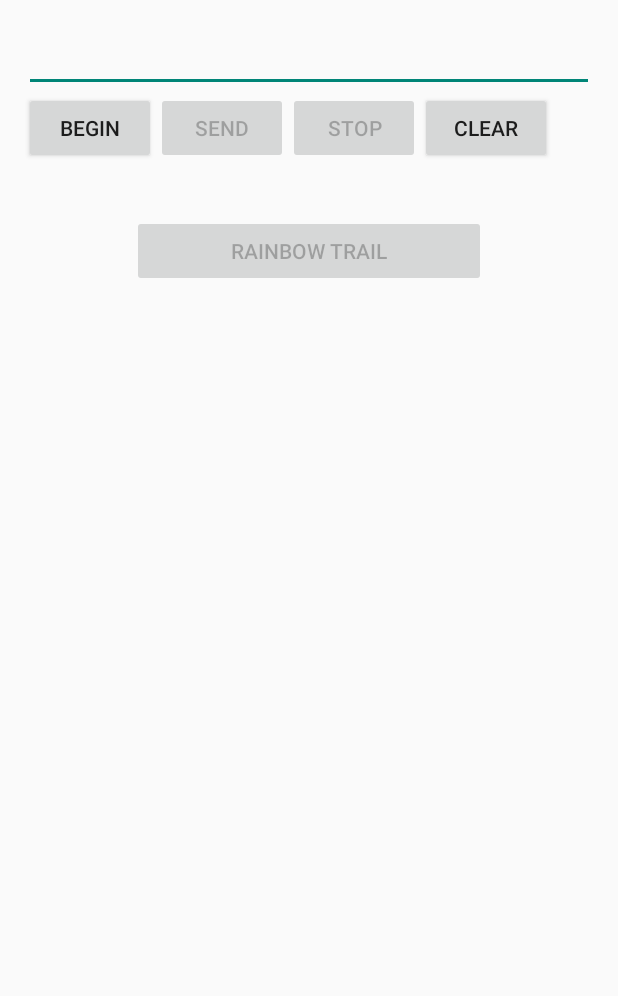
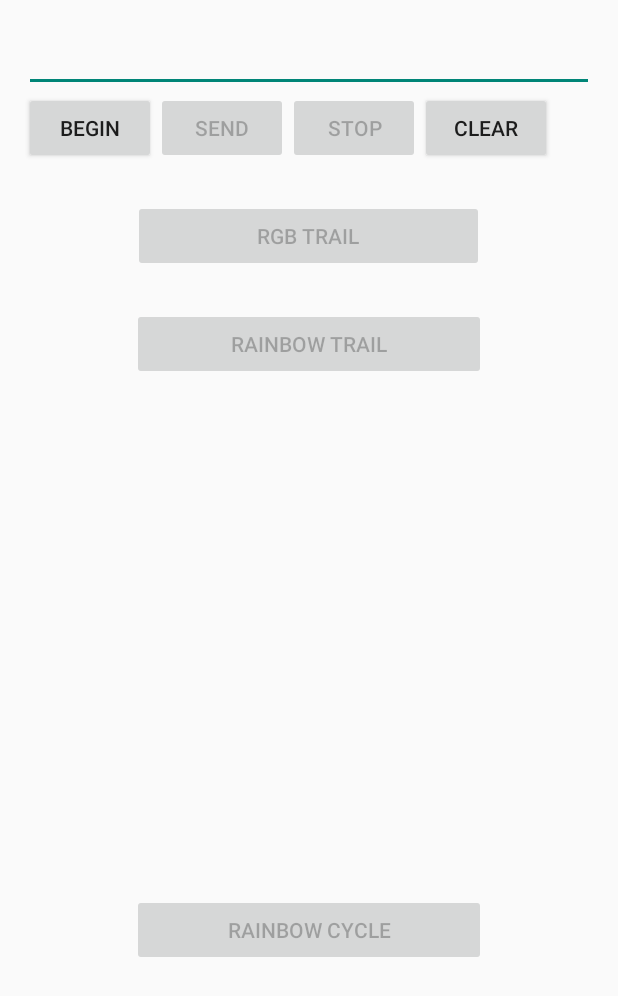
Before and after one commit to chugrye/led-totem, an Android app: the screen it shows after launch (MainActivity), on a phone screen of 412 x 824 dp. Shown: the top 996 px of the screen. Run offline under Robolectric (Android 15) with nearby library versions, the phone set to English and light mode, and no system bars.

Commit message:
Updated Android app to send animations. Added SerialUsbAnimation.ino to work with Android app

```diff
--- a/Android/TotemLed/app/src/main/res/layout/activity_main.xml
+++ b/Android/TotemLed/app/src/main/res/layout/activity_main.xml
@@ -1,6 +1,8 @@
 <RelativeLayout xmlns:android="http://schemas.android.com/apk/res/android"
-    xmlns:tools="http://schemas.android.com/tools" android:layout_width="match_parent"
-    android:layout_height="match_parent" android:paddingLeft="@dimen/activity_horizontal_margin"
+    xmlns:tools="http://schemas.android.com/tools"
+    android:layout_width="match_parent"
+    android:layout_height="match_parent"
+    android:paddingLeft="@dimen/activity_horizontal_margin"
     android:paddingRight="@dimen/activity_horizontal_margin"
     android:paddingTop="@dimen/activity_vertical_margin"
     android:paddingBottom="@dimen/activity_vertical_margin" tools:context=".MainActivity">
@@ -38,14 +40,14 @@
     <TextView
         android:id="@+id/textView"
         android:layout_width="wrap_content"
-        android:layout_height="271dp"
+        android:layout_height="134dp"
         android:layout_alignEnd="@+id/editText"
         android:layout_alignParentBottom="true"
         android:layout_alignParentLeft="true"
         android:layout_alignParentStart="true"
         android:layout_alignRight="@+id/editText"
         android:layout_below="@+id/buttonSend"
-        android:layout_marginTop="115dp"
+        android:layout_marginTop="252dp"
         android:scrollbars="vertical" />
 
     <Button
@@ -74,7 +76,27 @@
         android:layout_height="wrap_content"
         android:layout_alignParentTop="true"
         android:layout_centerHorizontal="true"
-        android:layout_marginTop="127dp"
+        android:layout_marginTop="189dp"
         android:onClick="onClickRainbowTrail"
         android:text="@string/button_rainbow_trail" />
+
+    <Button
+        android:id="@+id/rgbTrailButton"
+        android:layout_width="234dp"
+        android:layout_height="wrap_content"
+        android:layout_alignParentTop="true"
+        android:layout_centerHorizontal="true"
+        android:layout_marginTop="117dp"
+        android:onClick="onClickRgbTrail"
+        android:text="@string/button_rgb_trail" />
+
+    <Button
+        android:id="@+id/rainbowCycleButton"
+        android:layout_width="236dp"
+        android:layout_height="wrap_content"
+        android:layout_alignParentBottom="true"
+        android:layout_centerHorizontal="true"
+        android:layout_marginBottom="164dp"
+        android:onClick="onClickRainbowTrailCycle"
+        android:text="@string/button_rainbow_cycle" />
 </RelativeLayout>
--- a/Android/TotemLed/app/src/main/res/values/strings.xml
+++ b/Android/TotemLed/app/src/main/res/values/strings.xml
@@ -3,5 +3,7 @@
 
     <string name="hello_world">Hello world!</string>
     <string name="action_settings">Settings</string>
+    <string name="button_rgb_trail">RGB Trail</string>
     <string name="button_rainbow_trail">Rainbow Trail</string>
+    <string name="button_rainbow_cycle">Rainbow Cycle</string>
 </resources>
```
Also changed, not shown: Android/TotemLed/app/src/main/java/com/edc/totemled/MainActivity.java (+157 -40 lines), 1 other file.
